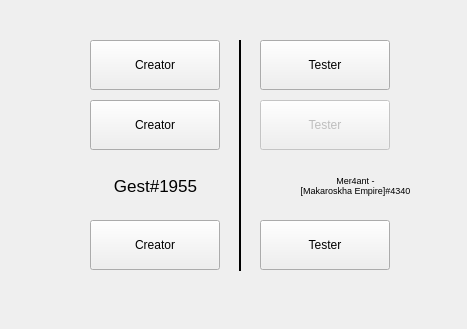
Before: the Qt Designer form about.ui in jestsi/Info-of-file-g, drawn with Qt 5.
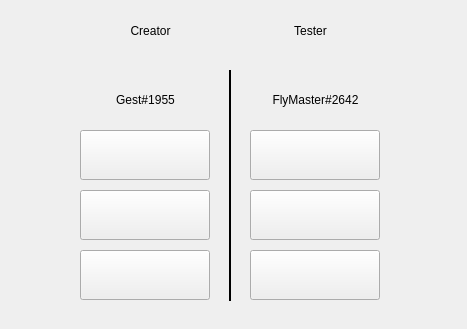
After: the same form once the commit is applied. Icons and pictures are not drawn.

Commit message: fixed bugs and add window icon

What changed in the file:
```diff
--- a/about.ui
+++ b/about.ui
@@ -16,211 +16,141 @@
   <property name="windowTitle">
    <string>About</string>
   </property>
-  <widget class="QLabel" name="youtube_lbl">
-   <property name="geometry">
-    <rect>
-     <x>-10</x>
-     <y>30</y>
-     <width>71</width>
-     <height>71</height>
-    </rect>
-   </property>
-   <property name="text">
-    <string/>
-   </property>
-   <property name="pixmap">
-    <pixmap resource="qrc.qrc">:/resource/img/black_theme/youtube.png</pixmap>
-   </property>
-   <property name="scaledContents">
-    <bool>true</bool>
-   </property>
-  </widget>
   <widget class="QPushButton" name="youtubeCPushButton">
    <property name="geometry">
     <rect>
-     <x>90</x>
-     <y>40</y>
+     <x>80</x>
+     <y>130</y>
      <width>130</width>
      <height>50</height>
     </rect>
    </property>
+   <property name="cursor">
+    <cursorShape>PointingHandCursor</cursorShape>
+   </property>
    <property name="text">
-    <string>Creator</string>
+    <string/>
+   </property>
+   <property name="icon">
+    <iconset resource="qrc.qrc">
+     <normaloff>:/resource/img/white_theme/youtube.png</normaloff>:/resource/img/white_theme/youtube.png</iconset>
+   </property>
+   <property name="iconSize">
+    <size>
+     <width>48</width>
+     <height>48</height>
+    </size>
    </property>
   </widget>
   <widget class="QPushButton" name="youtubeTPushButton">
    <property name="geometry">
     <rect>
-     <x>260</x>
-     <y>40</y>
+     <x>250</x>
+     <y>130</y>
      <width>130</width>
      <height>50</height>
     </rect>
    </property>
-   <property name="text">
-    <string>Tester</string>
+   <property name="cursor">
+    <cursorShape>PointingHandCursor</cursorShape>
    </property>
-  </widget>
-  <widget class="QLabel" name="vk_lbl">
-   <property name="geometry">
-    <rect>
-     <x>0</x>
-     <y>100</y>
-     <width>51</width>
-     <height>51</height>
-    </rect>
-   </property>
    <property name="text">
     <string/>
    </property>
-   <property name="pixmap">
-    <pixmap resource="qrc.qrc">:/resource/img/black_theme/vk.png</pixmap>
+   <property name="icon">
+    <iconset resource="qrc.qrc">
+     <normaloff>:/resource/img/white_theme/youtube.png</normaloff>:/resource/img/white_theme/youtube.png</iconset>
    </property>
-   <property name="scaledContents">
-    <bool>true</bool>
+   <property name="iconSize">
+    <size>
+     <width>48</width>
+     <height>48</height>
+    </size>
    </property>
   </widget>
-  <widget class="QPushButton" name="pushButton">
-   <property name="enabled">
-    <bool>false</bool>
-   </property>
+  <widget class="QPushButton" name="vkCButton">
    <property name="geometry">
     <rect>
-     <x>260</x>
-     <y>100</y>
+     <x>80</x>
+     <y>190</y>
      <width>130</width>
      <height>50</height>
     </rect>
    </property>
-   <property name="text">
-    <string>Tester</string>
+   <property name="cursor">
+    <cursorShape>PointingHandCursor</cursorShape>
    </property>
-  </widget>
-  <widget class="QPushButton" name="vkButton">
-   <property name="geometry">
-    <rect>
-     <x>90</x>
-     <y>100</y>
-     <width>130</width>
-     <height>50</height>
-    </rect>
-   </property>
    <property name="text">
-    <string>Creator</string>
-   </property>
-  </widget>
-  <widget class="QLabel" name="discord_lbl">
-   <property name="geometry">
-    <rect>
-     <x>0</x>
-     <y>160</y>
-     <width>51</width>
-     <height>51</height>
-    </rect>
-   </property>
-   <property name="text">
     <string/>
    </property>
-   <property name="pixmap">
-    <pixmap resource="qrc.qrc">:/resource/img/black_theme/discord.png</pixmap>
+   <property name="icon">
+    <iconset resource="qrc.qrc">
+     <normaloff>:/resource/img/white_theme/vk.png</normaloff>:/resource/img/white_theme/vk.png</iconset>
    </property>
-   <property name="scaledContents">
-    <bool>true</bool>
-   </property>
-  </widget>
-  <widget class="QLabel" name="github_lbl">
-   <property name="geometry">
-    <rect>
-     <x>0</x>
-     <y>220</y>
-     <width>51</width>
-     <height>51</height>
-    </rect>
-   </property>
-   <property name="text">
-    <string/>
-   </property>
-   <property name="pixmap">
-    <pixmap resource="qrc.qrc">:/resource/img/black_theme/github.png</pixmap>
-   </property>
-   <property name="scaledContents">
-    <bool>true</bool>
+   <property name="iconSize">
+    <size>
+     <width>38</width>
+     <height>38</height>
+    </size>
    </property>
   </widget>
   <widget class="QPushButton" name="githubTButton">
    <property name="geometry">
     <rect>
-     <x>260</x>
-     <y>220</y>
+     <x>250</x>
+     <y>250</y>
      <width>130</width>
      <height>50</height>
     </rect>
    </property>
+   <property name="cursor">
+    <cursorShape>PointingHandCursor</cursorShape>
+   </property>
    <property name="text">
-    <string>Tester</string>
+    <string/>
+   </property>
+   <property name="icon">
+    <iconset resource="qrc.qrc">
+     <normaloff>:/resource/img/white_theme/github.png</normaloff>:/resource/img/white_theme/github.png</iconset>
+   </property>
+   <property name="iconSize">
+    <size>
+     <width>32</width>
+     <height>32</height>
+    </size>
    </property>
   </widget>
   <widget class="QPushButton" name="githubCButton">
    <property name="geometry">
     <rect>
-     <x>90</x>
-     <y>220</y>
+     <x>80</x>
+     <y>250</y>
      <width>130</width>
      <height>50</height>
     </rect>
    </property>
-   <property name="text">
-    <string>Creator</string>
+   <property name="cursor">
+    <cursorShape>PointingHandCursor</cursorShape>
    </property>
-  </widget>
-  <widget class="QLabel" name="label_5">
-   <property name="geometry">
-    <rect>
-     <x>90</x>
-     <y>160</y>
-     <width>131</width>
-     <height>51</height>
-    </rect>
-   </property>
-   <property name="font">
-    <font>
-     <pointsize>13</pointsize>
-    </font>
-   </property>
    <property name="text">
-    <string>Gest#1955</string>
+    <string/>
    </property>
-   <property name="alignment">
-    <set>Qt::AlignCenter</set>
+   <property name="icon">
+    <iconset resource="qrc.qrc">
+     <normaloff>:/resource/img/white_theme/github.png</normaloff>:/resource/img/white_theme/github.png</iconset>
    </property>
-  </widget>
-  <widget class="QLabel" name="label_6">
-   <property name="geometry">
-    <rect>
-     <x>250</x>
-     <y>160</y>
-     <width>211</width>
-     <height>51</height>
-    </rect>
-   </property>
-   <property name="font">
-    <font>
-     <pointsize>7</pointsize>
-    </font>
-   </property>
-   <property name="text">
-    <string>Mer4ant - 
-[Makaroskha Empire]#4340</string>
-   </property>
-   <property name="alignment">
-    <set>Qt::AlignCenter</set>
+   <property name="iconSize">
+    <size>
+     <width>32</width>
+     <height>32</height>
+    </size>
    </property>
   </widget>
   <widget class="Line" name="line">
    <property name="geometry">
     <rect>
-     <x>230</x>
-     <y>40</y>
+     <x>220</x>
+     <y>70</y>
      <width>20</width>
      <height>231</height>
     </rect>
@@ -241,6 +171,146 @@
     <enum>Qt::Vertical</enum>
    </property>
   </widget>
+  <widget class="QLabel" name="label">
+   <property name="geometry">
+    <rect>
+     <x>80</x>
+     <y>10</y>
+     <width>141</width>
+     <height>41</height>
+    </rect>
+   </property>
+   <property name="text">
+    <string>Creator</string>
+   </property>
+   <property name="alignment">
+    <set>Qt::AlignCenter</set>
+   </property>
+  </widget>
+  <widget class="QLabel" name="label_2">
+   <property name="geometry">
+    <rect>
+     <x>240</x>
+     <y>10</y>
+     <width>141</width>
+     <height>41</height>
+    </rect>
+   </property>
+   <property name="text">
+    <string>Tester</string>
+   </property>
+   <property name="alignment">
+    <set>Qt::AlignCenter</set>
+   </property>
+  </widget>
+  <widget class="QPushButton" name="vkTButton">
+   <property name="geometry">
+    <rect>
+     <x>250</x>
+     <y>190</y>
+     <width>130</width>
+     <height>50</height>
+    </rect>
+   </property>
+   <property name="cursor">
+    <cursorShape>PointingHandCursor</cursorShape>
+   </property>
+   <property name="text">
+    <string/>
+   </property>
+   <property name="icon">
+    <iconset resource="qrc.qrc">
+     <normaloff>:/resource/img/white_theme/vk.png</normaloff>:/resource/img/white_theme/vk.png</iconset>
+   </property>
+   <property name="iconSize">
+    <size>
+     <width>38</width>
+     <height>38</height>
+    </size>
+   </property>
+  </widget>
+  <widget class="QLabel" name="label_3">
+   <property name="geometry">
+    <rect>
+     <x>90</x>
+     <y>80</y>
+     <width>111</width>
+     <height>41</height>
+    </rect>
+   </property>
+   <property name="cursor">
+    <cursorShape>IBeamCursor</cursorShape>
+   </property>
+   <property name="text">
+    <string>Gest#1955</string>
+   </property>
+   <property name="alignment">
+    <set>Qt::AlignCenter</set>
+   </property>
+   <property name="textInteractionFlags">
+    <set>Qt::LinksAccessibleByMouse|Qt::TextSelectableByMouse</set>
+   </property>
+  </widget>
+  <widget class="QLabel" name="label_4">
+   <property name="geometry">
+    <rect>
+     <x>250</x>
+     <y>80</y>
+     <width>131</width>
+     <height>41</height>
+    </rect>
+   </property>
+   <property name="cursor">
+    <cursorShape>IBeamCursor</cursorShape>
+   </property>
+   <property name="text">
+    <string>FlyMaster#2642</string>
+   </property>
+   <property name="alignment">
+    <set>Qt::AlignCenter</set>
+   </property>
+   <property name="textInteractionFlags">
+    <set>Qt::LinksAccessibleByMouse|Qt::TextSelectableByMouse</set>
+   </property>
+  </widget>
+  <widget class="QLabel" name="Discord_icon">
+   <property name="geometry">
+    <rect>
+     <x>120</x>
+     <y>40</y>
+     <width>51</width>
+     <height>51</height>
+    </rect>
+   </property>
+   <property name="text">
+    <string/>
+   </property>
+   <property name="pixmap">
+    <pixmap resource="qrc.qrc">:/resource/img/white_theme/discord.png</pixmap>
+   </property>
+   <property name="scaledContents">
+    <bool>true</bool>
+   </property>
+  </widget>
+  <widget class="QLabel" name="Discord_icon_2">
+   <property name="geometry">
+    <rect>
+     <x>285</x>
+     <y>40</y>
+     <width>51</width>
+     <height>51</height>
+    </rect>
+   </property>
+   <property name="text">
+    <string/>
+   </property>
+   <property name="pixmap">
+    <pixmap resource="qrc.qrc">:/resource/img/white_theme/discord.png</pixmap>
+   </property>
+   <property name="scaledContents">
+    <bool>true</bool>
+   </property>
+  </widget>
  </widget>
  <resources>
   <include location="qrc.qrc"/>
```
The commit also changes 15 other files.
